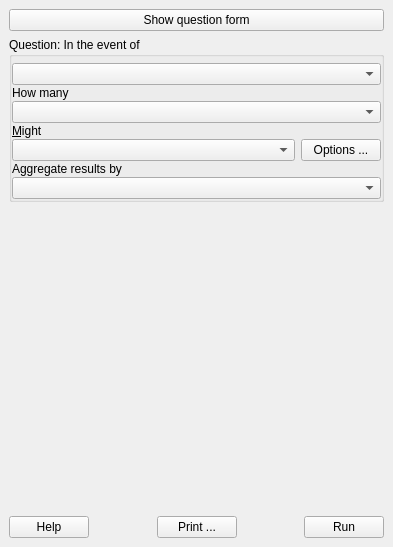
Above: safe_qgis/ui/dock_base.ui from inasafe/inasafe before the change. Below: the same form after it.
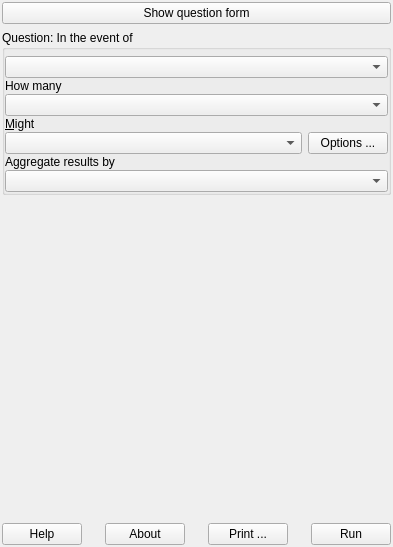
That is the form after the change. Icons and pictures are not drawn. Custom widgets are drawn as their Qt base class.

Commit message: In progress fix for #825 InaSAFE single branding - added about box. Bumped version to 2.0.2. Fixed project description in metadata.txt. Fixed project description in README.

```diff
--- a/safe_qgis/ui/dock_base.ui
+++ b/safe_qgis/ui/dock_base.ui
@@ -19,6 +19,9 @@
   </property>
   <widget class="QWidget" name="dockWidgetContents">
    <layout class="QGridLayout" name="gridLayout">
+    <property name="margin">
+     <number>2</number>
+    </property>
     <item row="0" column="0">
      <widget class="QPushButton" name="pbnShowQuestion">
       <property name="text">
@@ -206,6 +209,26 @@
         </property>
        </widget>
       </item>
+      <item>
+       <spacer name="horizontalSpacer_5">
+        <property name="orientation">
+         <enum>Qt::Horizontal</enum>
+        </property>
+        <property name="sizeHint" stdset="0">
+         <size>
+          <width>17</width>
+          <height>20</height>
+         </size>
+        </property>
+       </spacer>
+      </item>
+      <item>
+       <widget class="QPushButton" name="about_button">
+        <property name="text">
+         <string>About</string>
+        </property>
+       </widget>
+      </item>
       <item>
        <spacer name="horizontalSpacer_2">
         <property name="orientation">
@@ -213,7 +236,7 @@
         </property>
         <property name="sizeHint" stdset="0">
          <size>
-          <width>40</width>
+          <width>17</width>
           <height>20</height>
          </size>
         </property>
@@ -233,7 +256,7 @@
         </property>
         <property name="sizeHint" stdset="0">
          <size>
-          <width>40</width>
+          <width>17</width>
           <height>20</height>
          </size>
         </property>
```
Left out of the diff: 7 changed lines with no effect on the pictures. The commit also changes 11 other files.
